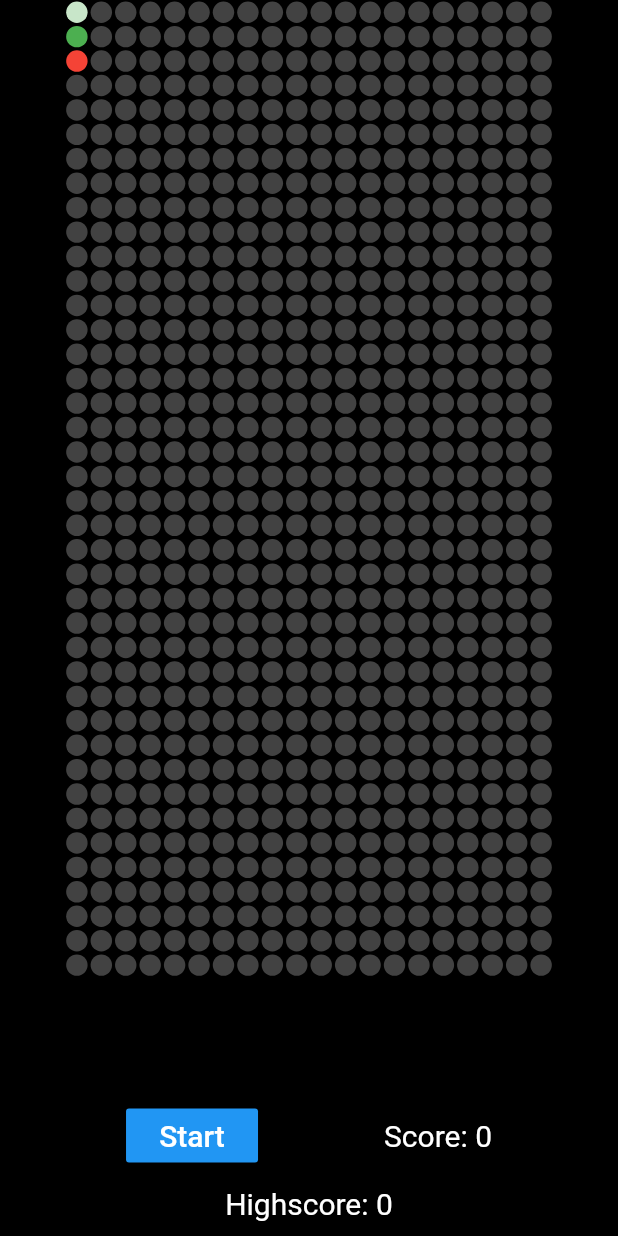
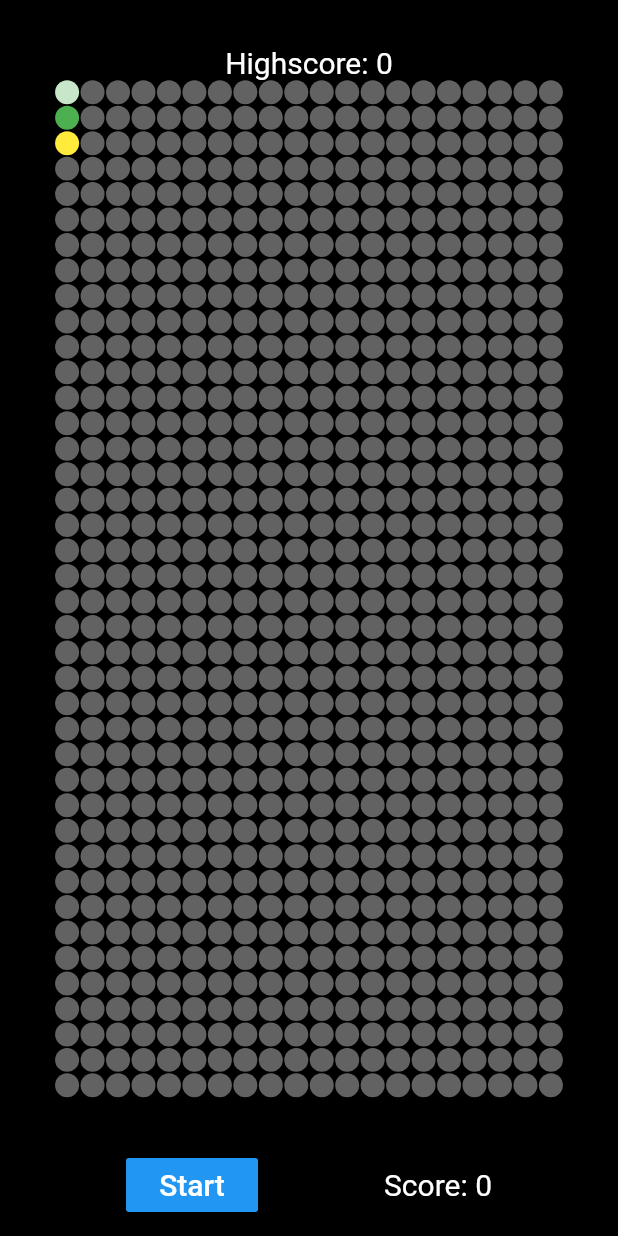
Before and after one commit to mksOrg/snake-flutter, a Flutter app: the screen it shows after launch, on a phone screen of 412 x 824 dp. Run offline on Flutter 3.47's test engine with Material 2 defaults, Android fonts, the phone set to English and light mode, and no system bars; our stand-ins replace shared_preferences.

Commit message:
rearranging highscore label

```diff
--- a/lib/game.dart
+++ b/lib/game.dart
@@ -147,6 +147,18 @@ class _SnakeGameState extends State<SnakeGame> {
       backgroundColor: Colors.black,
       body: Column(
         children: <Widget>[
+          Padding(
+            padding: EdgeInsets.only(top: 30),
+            child: Row(
+              mainAxisAlignment: MainAxisAlignment.center,
+              children: <Widget>[
+                Text(
+                  'Highscore: ${_getHighscore()}',
+                  style: fontStyle,
+                ),
+              ],
+            ),
+          ),
           Expanded(
             child: GestureDetector(
               onVerticalDragUpdate: (details) {
@@ -164,7 +176,7 @@ class _SnakeGameState extends State<SnakeGame> {
                 }
               },
               child: AspectRatio(
-                aspectRatio: squaresPerRow / (squaresPerCol + 5),
+                aspectRatio: squaresPerRow / (squaresPerCol + 2),
                 child: GridView.builder(
                     physics: NeverScrollableScrollPhysics(),
                     gridDelegate: SliverGridDelegateWithFixedCrossAxisCount(
@@ -189,13 +201,13 @@ class _SnakeGameState extends State<SnakeGame> {
                       } else if (isSnakeBody) {
                         color = Colors.green[100];
                       } else if (food[0] == x && food[1] == y) {
-                        color = Colors.red;
+                        color = Colors.yellow;
                       } else {
-                        color = Colors.grey[800];
+                        color = Colors.white38;
                       }
 
                       return Container(
-                        margin: EdgeInsets.all(1),
+                        margin: EdgeInsets.all(0.5),
                         decoration: BoxDecoration(
                           color: color,
                           shape: BoxShape.circle,
@@ -230,18 +242,6 @@ class _SnakeGameState extends State<SnakeGame> {
               ],
             ),
           ),
-          Padding(
-            padding: EdgeInsets.only(bottom: 10),
-            child: Row(
-              mainAxisAlignment: MainAxisAlignment.center,
-              children: <Widget>[
-                Text(
-                  'Highscore: ${_getHighscore()}',
-                  style: fontStyle,
-                ),
-              ],
-            ),
-          )
         ],
       ),
     );
```
